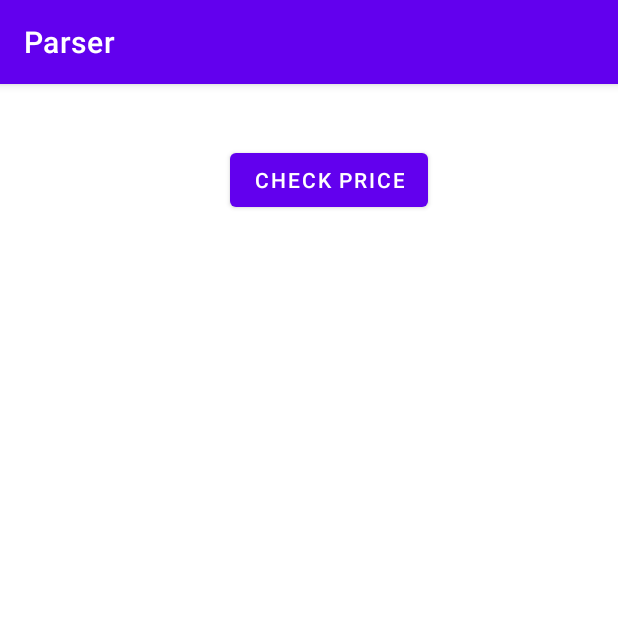
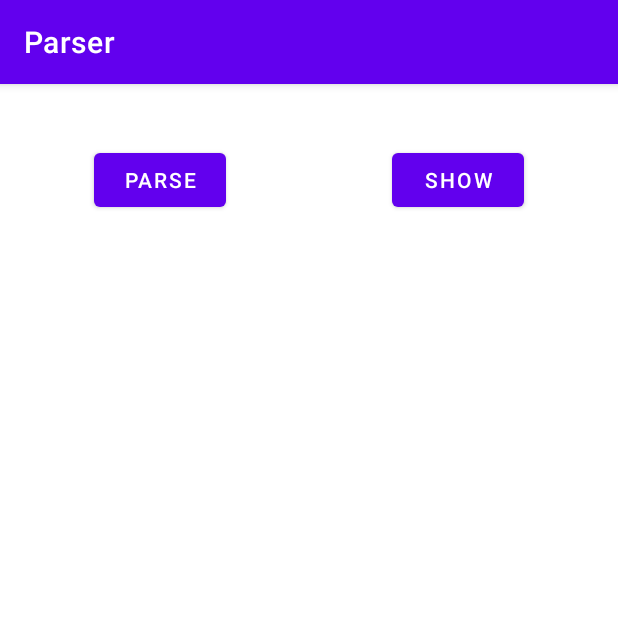
Before and after one commit to raremode/Parser, an Android app: the screen it shows after launch (MainActivity), on a phone screen of 412 x 824 dp, the top half of it. Run offline under Robolectric (Android 15) with nearby library versions, the phone set to English and light mode, and no system bars; our stand-ins replace Volley; network calls fail.

Commit message:
version 3

```diff
--- a/app/src/main/AndroidManifest.xml
+++ b/app/src/main/AndroidManifest.xml
@@ -5,7 +5,7 @@
     <application
         android:allowBackup="true"
         android:icon="@mipmap/ic_launcher"
-        android:label="@string/app_name"
+        android:label="Parser"
         android:roundIcon="@mipmap/ic_launcher_round"
         android:supportsRtl="true"
         android:theme="@style/Theme.Parser">
--- a/app/src/main/java/com/example/parser/MainActivity.java
+++ b/app/src/main/java/com/example/parser/MainActivity.java
@@ -1,25 +1,23 @@
 package com.example.parser;
 
 import androidx.appcompat.app.AppCompatActivity;
+import androidx.appcompat.app.AppCompatDelegate;
 
 import android.content.pm.ActivityInfo;
 import android.os.Bundle;
-import android.util.Log;
 import android.view.View;
 import android.widget.ArrayAdapter;
 import android.widget.Button;
-import android.widget.ListAdapter;
 import android.widget.ListView;
+import android.widget.Toast;
 
 import com.android.volley.Request;
 import com.android.volley.RequestQueue;
 import com.android.volley.Response;
 import com.android.volley.VolleyError;
 import com.android.volley.toolbox.JsonObjectRequest;
-import com.android.volley.toolbox.StringRequest;
 import com.android.volley.toolbox.Volley;
 
-import org.json.JSONArray;
 import org.json.JSONException;
 import org.json.JSONObject;
 
@@ -41,7 +39,10 @@ public class MainActivity extends AppCompatActivity {
     @Override
     protected void onCreate(Bundle savedInstanceState) {
         super.onCreate(savedInstanceState);
+
         setRequestedOrientation(ActivityInfo.SCREEN_ORIENTATION_PORTRAIT);
+        AppCompatDelegate.setDefaultNightMode(AppCompatDelegate.MODE_NIGHT_NO);
+
         setContentView(R.layout.activity_main);
         listview=findViewById(R.id.cryptolist);
         get=findViewById(R.id.get_JSON);
@@ -63,7 +64,11 @@ public class MainActivity extends AppCompatActivity {
                     }
                 }, new Response.ErrorListener() {
             @Override
-            public void onErrorResponse(VolleyError error){} });
+            public void onErrorResponse(VolleyError error){
+                Toast toast = Toast.makeText(getApplicationContext(),
+                        "Resource is not founded", Toast.LENGTH_SHORT);
+                toast.show();
+            } });
         RequestQueue requestQueue = Volley.newRequestQueue(this);
         requestQueue.add(request);
     }
@@ -76,13 +81,17 @@ public class MainActivity extends AppCompatActivity {
                 String request = names[i];
                 Double q=file.getDouble(request);
                 String price=q.toString();
-                Log.w("start_list", request + " " + price);
                 Dadabase_work.inserts(request, price);
             }
+            Toast toast = Toast.makeText(getApplicationContext(),
+                    "Successful parsing!", Toast.LENGTH_SHORT);
+            toast.show();
         }catch (Exception e){
             e.printStackTrace();
         }
+    }
 
+    public void show(View view){
         ArrayList<String> result = Dadabase_work.read_DB();
         ArrayAdapter adapter = new ArrayAdapter(getApplicationContext(), android.R.layout.simple_list_item_1, result);
         listview.setAdapter(adapter);
--- a/app/src/main/java/com/example/parser/dadabase_work.java
+++ b/app/src/main/java/com/example/parser/dadabase_work.java
@@ -14,8 +14,6 @@ private ContentValues cv;
 private SQLiteDatabase db;
 
 private Integer index, index2;
-private Integer count=0;
-
 public Cursor cursor,  cursor2;
 
 public dadabase_work(Context context){
--- a/app/src/main/res/layout/activity_main.xml
+++ b/app/src/main/res/layout/activity_main.xml
@@ -20,11 +20,24 @@
         android:id="@+id/get_JSON"
         android:layout_width="wrap_content"
         android:layout_height="wrap_content"
-        android:layout_marginStart="172dp"
+        android:layout_marginStart="244dp"
         android:layout_marginTop="40dp"
-        android:layout_marginEnd="145dp"
+        android:layout_marginEnd="45dp"
+        android:onClick="show"
+        android:text="Show"
+        app:layout_constraintEnd_toEndOf="parent"
+        app:layout_constraintStart_toStartOf="parent"
+        app:layout_constraintTop_toTopOf="parent" />
+
+    <Button
+        android:id="@+id/button"
+        android:layout_width="wrap_content"
+        android:layout_height="wrap_content"
+        android:layout_marginStart="45dp"
+        android:layout_marginTop="40dp"
+        android:layout_marginEnd="244dp"
         android:onClick="Write_DB"
-        android:text="Check Price"
+        android:text="Parse"
         app:layout_constraintEnd_toEndOf="parent"
         app:layout_constraintStart_toStartOf="parent"
         app:layout_constraintTop_toTopOf="parent" />
```
